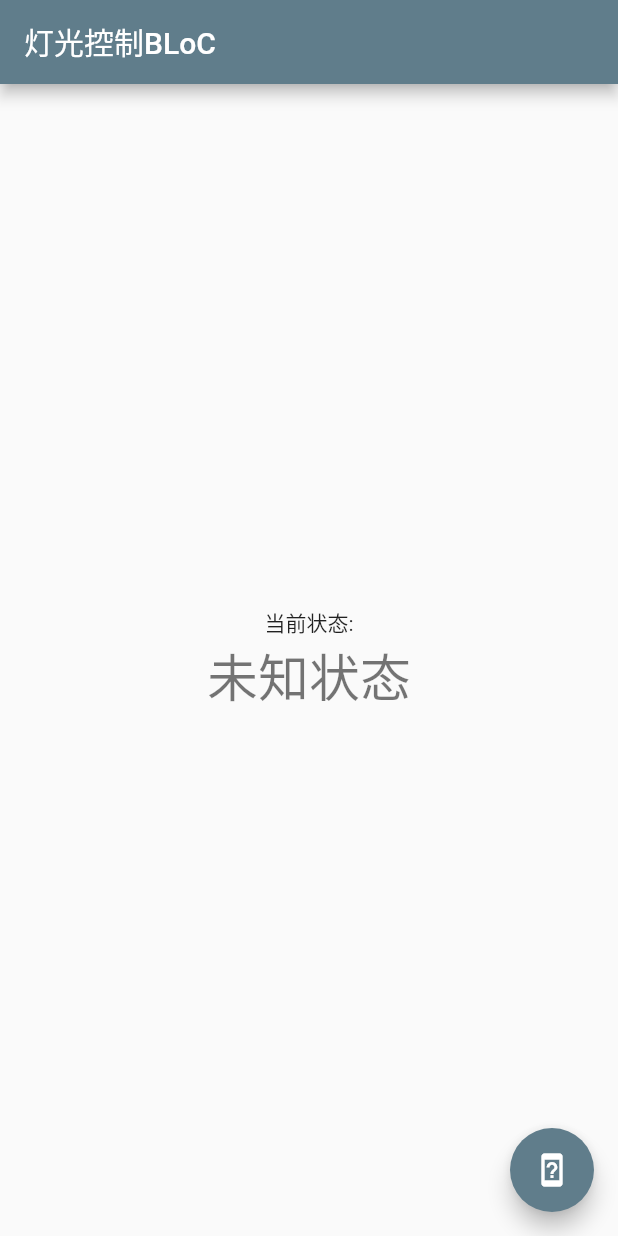
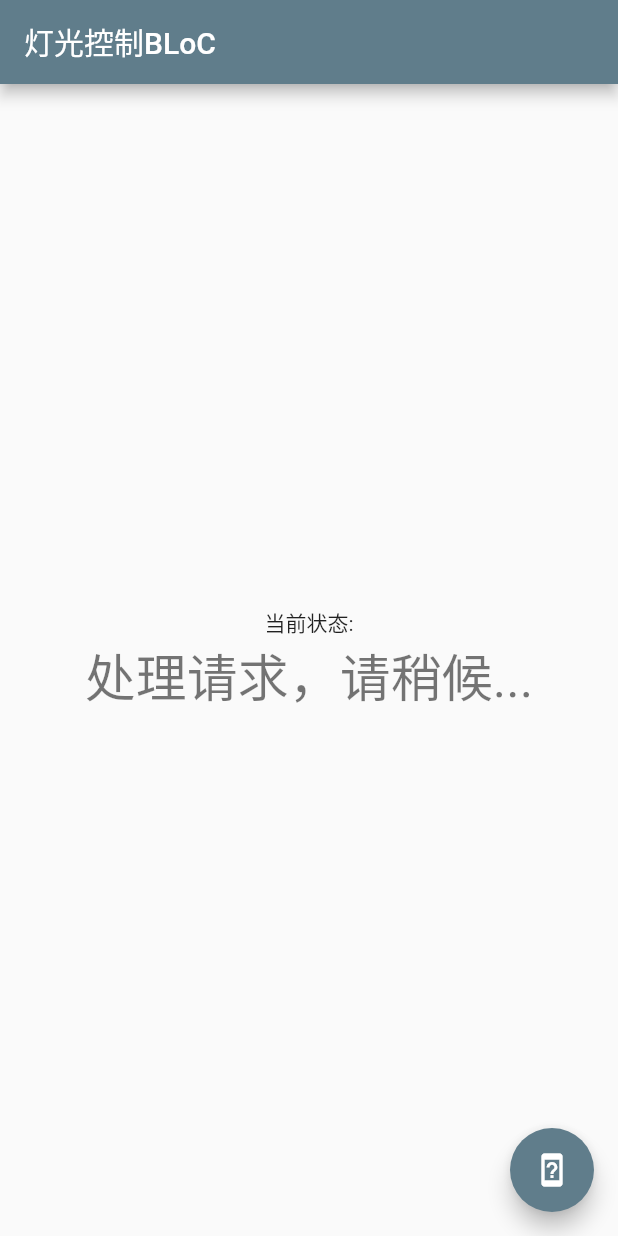
Before and after one commit to philipgreat/flutter-light-control, a Flutter app: the screen it shows after launch, after a tap on the "device unknown" icon, on a phone screen of 412 x 824 dp. Run offline on Flutter 3.47's test engine with Material 2 defaults, Android fonts, the phone set to English and light mode, and no system bars; our stand-ins replace bloc, flutter_bloc; network calls fail.

Commit message:
Change the model to BLoC - and more yield to show waiting status

```diff
--- a/lib/light_control_bloc.dart
+++ b/lib/light_control_bloc.dart
@@ -14,6 +14,7 @@ class LightControlBloc extends Bloc<LightControlEvent, String> {
   Stream<String> mapEventToState(LightControlEvent event) async* {
     switch (event) {
       case LightControlEvent.TOGGLE:
+        yield "处理请求，请稍候...";
         var status = await LightAPIProvider().toggleLightWithStatus();
         yield status;
         break;
--- a/lib/light_control_page.dart
+++ b/lib/light_control_page.dart
@@ -21,6 +21,7 @@ class LightControlPage extends StatelessWidget {
       '当前状态:',
     );
   }
+
   Widget content(BuildContext context){
 
     return BlocBuilder<LightControlBloc, String>(
```
Also changed, not shown: lib/light_control_api.dart (+1 -7 lines).
